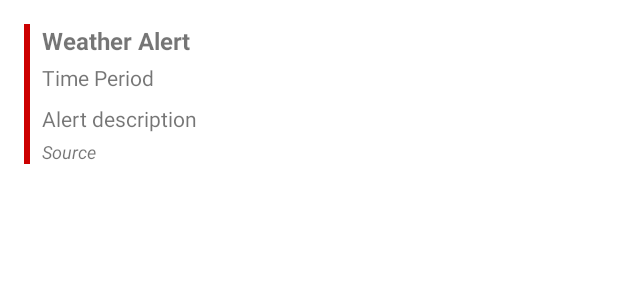
After one commit to Zhengyang-code/cs4084-group_06, an Android app: the layout item_weather_alert.xml on its own in the app's theme, with its tools: preview values and no code run, on a phone screen of 412 x 824 dp. The commit adds this screen. Shown: the top 300 px of the screen. Run offline under Robolectric (Android 15) with nearby library versions, the phone set to English and light mode, and no system bars.

Commit message:
Merge remote-tracking branch 'origin/main'

```diff
--- a/app/src/main/java/com/example/weatherforecast/fragments/CurrentWeatherFragment.java
+++ b/app/src/main/java/com/example/weatherforecast/fragments/CurrentWeatherFragment.java
@@ -16,7 +16,7 @@ import androidx.recyclerview.widget.LinearLayoutManager;
 import androidx.recyclerview.widget.RecyclerView;
 
 import com.example.weatherforecast.R;
-import com.example.weatherforecast.activities.WeatherAlertActivity;
+import com.example.weatherforecast.activity.WeatherAlertActivity;
 import com.example.weatherforecast.adapters.WeatherDetailAdapter;
 import com.example.weatherforecast.models.CurrentWeather;
 import com.example.weatherforecast.models.WeatherAlert;
--- /dev/null
+++ b/app/src/main/res/layout/item_weather_alert.xml
@@ -0,0 +1,55 @@
+<?xml version="1.0" encoding="utf-8"?>
+<LinearLayout xmlns:android="http://schemas.android.com/apk/res/android"
+    android:layout_width="match_parent"
+    android:layout_height="wrap_content"
+    android:orientation="horizontal"
+    android:padding="16dp">
+
+    <View
+        android:id="@+id/view_severity_indicator"
+        android:layout_width="4dp"
+        android:layout_height="match_parent"
+        android:background="@android:color/holo_red_dark" />
+
+    <LinearLayout
+        android:layout_width="match_parent"
+        android:layout_height="wrap_content"
+        android:layout_marginStart="8dp"
+        android:orientation="vertical">
+
+        <TextView
+            android:id="@+id/tv_alert_title"
+            android:layout_width="match_parent"
+            android:layout_height="wrap_content"
+            android:text="Weather Alert"
+            android:textSize="16sp"
+            android:textStyle="bold" />
+
+        <TextView
+            android:id="@+id/tv_alert_time"
+            android:layout_width="match_parent"
+            android:layout_height="wrap_content"
+            android:layout_marginTop="4dp"
+            android:text="Time Period"
+            android:textSize="14sp" />
+
+        <TextView
+            android:id="@+id/tv_alert_description"
+            android:layout_width="match_parent"
+            android:layout_height="wrap_content"
+            android:layout_marginTop="8dp"
+            android:text="Alert description"
+            android:textSize="14sp" />
+
+        <TextView
+            android:id="@+id/tv_alert_source"
+            android:layout_width="match_parent"
+            android:layout_height="wrap_content"
+            android:layout_marginTop="4dp"
+            android:text="Source"
+            android:textSize="12sp"
+            android:textStyle="italic" />
+
+    </LinearLayout>
+
+</LinearLayout>
```
Also changed, not shown: app/src/main/AndroidManifest.xml (+38 -2 lines), app/src/main/java/com/example/weatherforecast/activity/WeatherAlertActivity.java (added, +78 -0 lines), app/src/main/java/com/example/weatherforecast/adapters/WeatherAlertAdapter.java (added, +68 -0 lines), app/src/main/java/com/example/weatherforecast/adapters/WeatherDetailAdapter.java (+52 -42 lines), app/src/main/java/com/example/weatherforecast/services/WeatherUpdateService.java (+12 -6 lines), app/src/main/res/layout/activity_weather_alert.xml (added, +46 -0 lines).
